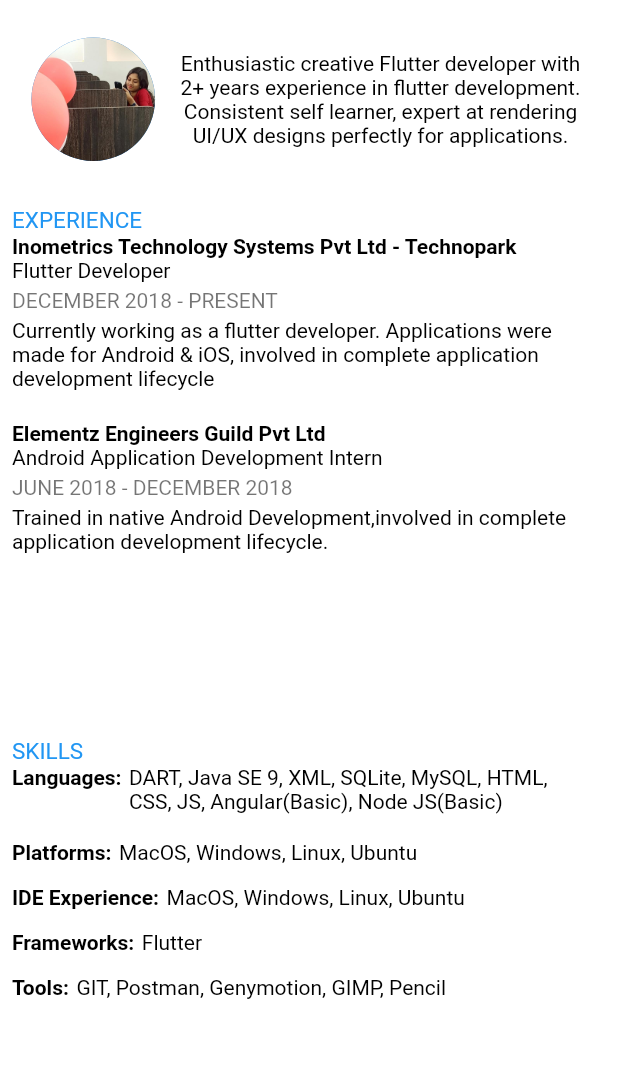
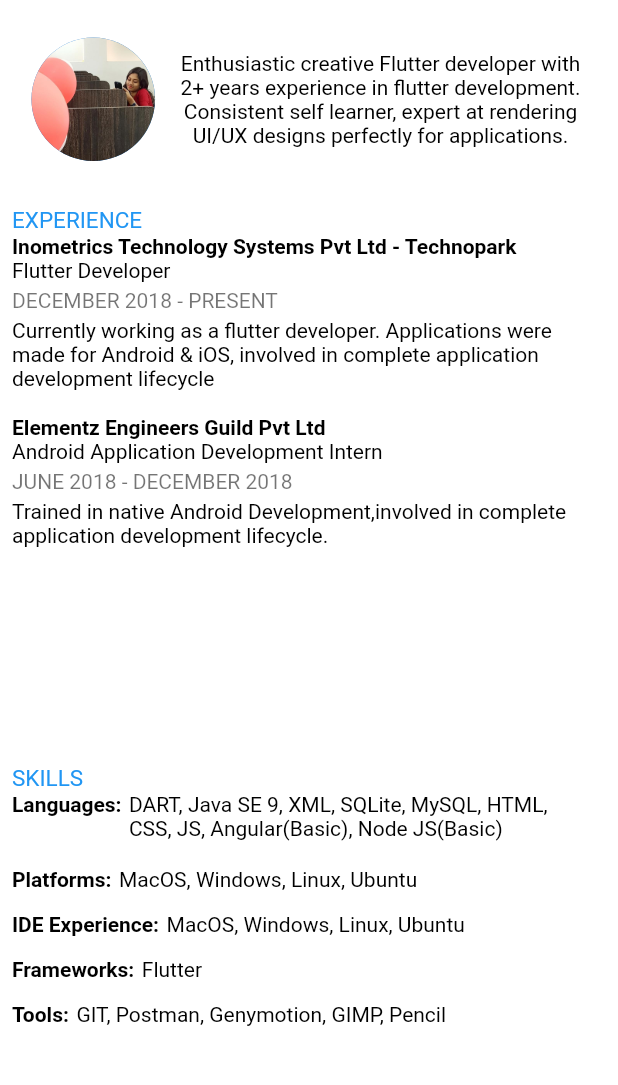
Before and after one commit to abhiramicdev/portfolio, a Flutter app: the screen it shows after launch, after a tap on "CV", on a phone screen of 412 x 824 dp, the part 62-1147 px from its top. Run offline on Flutter 3.47's test engine with Material 2 defaults, Android fonts, the phone set to English and light mode, and no system bars; our stand-ins replace google_fonts; missing offline and left inert: flutter_sinusoidals; Roboto replaces fonts that are missing (Martel).

Commit message:
chip added

```diff
--- a/lib/screens/cv_screen.dart
+++ b/lib/screens/cv_screen.dart
@@ -62,8 +62,8 @@ class CVScreen extends StatelessWidget {
                 // color: Colors.orange,
                 height: MediaQuery.of(context).size.width >
                         MediaQuery.of(context).size.height
-                    ? MediaQuery.of(context).size.height / 2.8
-                    : MediaQuery.of(context).size.height / 2.2,
+                    ? MediaQuery.of(context).size.height / 2.5
+                    : MediaQuery.of(context).size.height / 2.1,
                 width: MediaQuery.of(context).size.width,
                 child: Column(
                   crossAxisAlignment: CrossAxisAlignment.start,
@@ -103,7 +103,7 @@ class CVScreen extends StatelessWidget {
                     ),
                     Container(
                         // color: Colors.lightBlue[50],
-                        height: MediaQuery.of(context).size.height / 40),
+                        height: MediaQuery.of(context).size.height / 50),
                     SubHeading("Elementz Engineers Guild Pvt Ltd"),
                     Text(
                       "Android Application Development Intern",
@@ -135,7 +135,7 @@ class CVScreen extends StatelessWidget {
                 width: MediaQuery.of(context).size.width,
                 height: MediaQuery.of(context).size.width >
                         MediaQuery.of(context).size.height
-                    ? MediaQuery.of(context).size.height / 4.8
+                    ? MediaQuery.of(context).size.height / 3
                     : MediaQuery.of(context).size.height / 2.2,
                 child: Column(
                   crossAxisAlignment: CrossAxisAlignment.start,
--- a/lib/screens/home_screen.dart
+++ b/lib/screens/home_screen.dart
@@ -1,7 +1,6 @@
 import 'package:flutter/material.dart';
 import 'package:flutter_sinusoidals/flutter_sinusoidals.dart';
 import 'package:google_fonts/google_fonts.dart';
-// import 'package:shimmer/shimmer.dart';
 import 'package:url_launcher/url_launcher.dart';
 
 class HomeScreen extends StatefulWidget {
@@ -19,22 +18,6 @@ class _HomeScreenState extends State<HomeScreen> {
     // Color(0xFF80CAF3),
     // Colors.lightBlueAccent,
   ];
-
-// double opacity = 1.0;
-//   changeOpacity() {
-//   Future.delayed(Duration(seconds: 1), () {
-//     setState(() {
-//       opacity = opacity == 0.0 ? 1.0 : 0.0;
-//       changeOpacity();
-//     });
-//   });
-// }
-
-// @override
-//   void initState() {
-//     changeOpacity();
-//     super.initState();
-//   }
 
   @override
   Widget build(BuildContext context) {
@@ -156,7 +139,6 @@ class _HomeScreenState extends State<HomeScreen> {
                                                         .height
                                                 ? 30
                                                 : 21,
-                                            // fontWeight: FontWeight.w400,
                                           ),
                                         ),
                                       ],
@@ -168,38 +150,18 @@ class _HomeScreenState extends State<HomeScreen> {
                           );
                         },
                       ),
-                      // child: ClipPath(
-                      //   clipper: GreenClipper(),
-
-                      // ),
                     ),
                   ],
                 ),
                 Container(
                   height: MediaQuery.of(context).size.height / 5.5,
-                  // height: MediaQuery.of(context).size.width >
-                  //         MediaQuery.of(context).size.height
-                  //     ? 5.5
-                  //     : 5.6,
+
                   width: MediaQuery.of(context).size.width - 16,
                   // color: Colors.lightBlueAccent,
                   child: Center(
                     child: Column(
                       mainAxisAlignment: MainAxisAlignment.spaceBetween,
                       children: [
-                        // SizedBox(height: 10),
-                        // Text(
-                        //   "Indian, keralite with 2 years+ experience in crossplatform application development",
-                        //   textAlign: TextAlign.center,
-                        //   style: GoogleFonts.martel(
-                        //     color: Colors.black,
-                        //     fontSize: MediaQuery.of(context).size.width >
-                        //             MediaQuery.of(context).size.height
-                        //         ? 15
-                        //         : 13,
-                        //   ),
-                        // ),
-                        // ),
                         SizedBox(
                             height: MediaQuery.of(context).size.width >
                                     MediaQuery.of(context).size.height
@@ -213,8 +175,10 @@ class _HomeScreenState extends State<HomeScreen> {
                               width: MediaQuery.of(context).size.width / 3.3,
                               child: MaterialButton(
                                 onPressed: () {},
-                                child: Text(
-                                  "Design works",
+                                child: Chip(
+                                  backgroundColor: Colors.lightBlue[50],
+                                  label: Text(
+                                    "UI designs",
                                     style: GoogleFonts.martel(
                                       fontSize: MediaQuery.of(context)
                                                   .size
@@ -223,8 +187,10 @@ class _HomeScreenState extends State<HomeScreen> {
                                           ? 14
                                           : 12,
                                       color: Colors.black,
+                                      // color: Colors.blueAccent[700],
                                       letterSpacing: .1,
                                       fontWeight: FontWeight.w700,
+                                    ),
                                   ),
                                 ),
                               ),
@@ -235,11 +201,12 @@ class _HomeScreenState extends State<HomeScreen> {
                               color: Colors.black,
                             ),
                             Container(
-                              // color: Colors.lightGreen[50],
                               width: MediaQuery.of(context).size.width / 3.3,
                               child: MaterialButton(
                                 onPressed: () {},
-                                child: Text(
+                                child: Chip(
+                                  backgroundColor: Colors.lightBlue[50],
+                                  label: Text(
                                     "Apps on store",
                                     style: GoogleFonts.martel(
                                       fontSize: MediaQuery.of(context)
@@ -255,13 +222,13 @@ class _HomeScreenState extends State<HomeScreen> {
                                   ),
                                 ),
                               ),
+                            ),
                             Container(
                               height: 15,
                               width: .5,
                               color: Colors.black,
                             ),
                             Container(
-                              // color: Colors.orange[50],
                               width: MediaQuery.of(context).size.width / 5,
                               child: MaterialButton(
                                 onPressed: () {
@@ -269,13 +236,16 @@ class _HomeScreenState extends State<HomeScreen> {
                                 },
                                 child: Hero(
                                   tag: 'cv',
-                                  child: Text(
+                                  child: Chip(
+                                    backgroundColor: Colors.lightBlue[50],
+                                    label: Text(
                                       'CV',
                                       style: GoogleFonts.martel(
-                                      fontSize: MediaQuery.of(context)
+                                        fontSize:
+                                            MediaQuery.of(context).size.width >
+                                                    MediaQuery.of(context)
                                                         .size
-                                                  .width >
-                                              MediaQuery.of(context).size.height
+                                                        .height
                                                 ? 14
                                                 : 12,
                                         color: Colors.black,
@@ -286,36 +256,10 @@ class _HomeScreenState extends State<HomeScreen> {
                                   ),
                                 ),
                               ),
-                            // Container(
-                            //   height: 15,
-                            //   width: .5,
-                            //   color: Colors.black,
-                            // ),
-                            // Container(
-                            //   color: Colors.red[50],
-                            //   width: MediaQuery.of(context).size.width / 5,
-                            //   child: MaterialButton(
-                            //     onPressed: () {},
-                            //     child: Text(
-                            //       'Contact',
-                            //       style: GoogleFonts.martel(
-                            //         fontSize: MediaQuery.of(context)
-                            //                     .size
-                            //                     .width >
-                            //                 MediaQuery.of(context).size.height
-                            //             ? 14
-                            //             : 11,
-                            //         letterSpacing: .1,
-                            //         color: Colors.black,
-                            //         fontWeight: FontWeight.w700,
-                            //       ),
-                            //     ),
-                            //   ),
-                            // ),
+                            ),
                           ],
                         ),
                         Container(
-                          // width: MediaQuery.of(context).size.width * 3.16 / 4,
                           width: MediaQuery.of(context).size.width * 3.6 / 4,
                           height: .4,
                           color: Colors.black,
@@ -328,11 +272,11 @@ class _HomeScreenState extends State<HomeScreen> {
                         Text(
                           "Services",
                           style: GoogleFonts.martel(
-                            color: Colors.lightBlue,
+                            color: Colors.black,
                             fontSize: MediaQuery.of(context).size.width >
                                     MediaQuery.of(context).size.height
                                 ? 26
-                                : 16,
+                                : 20,
                             fontWeight: FontWeight.w600,
                           ),
                         ),
@@ -341,7 +285,6 @@ class _HomeScreenState extends State<HomeScreen> {
                   ),
                 ),
                 Container(
-                  // color: Colors.lightBlue[100],
                   height: MediaQuery.of(context).size.width >
                           MediaQuery.of(context).size.height
                       ? MediaQuery.of(context).size.height / 3.5
@@ -349,23 +292,13 @@ class _HomeScreenState extends State<HomeScreen> {
                   child: Center(
                     child: MediaQuery.of(context).size.width >
                             MediaQuery.of(context).size.height
-                        ?
-                        //         MediaQuery.of(context).size.heightListView(
-                        // physics: ScrollPhysics(),
-                        // scrollDirection: MediaQuery.of(context).size.width >
-                        //         MediaQuery.of(context).size.height
-                        //     ? Axis.horizontal
-                        //     : Axis.vertical,
-                        Row(
+                        ? Row(
                             mainAxisAlignment: MainAxisAlignment.spaceEvenly,
                             children: [
                               Row(
-                                // mainAxisAlignment: MainAxisAlignment.center,
-                                // crossAxisAlignment: CrossAxisAlignment.center,
                                 children: [
                                   Image.asset(
                                     'lib/assets/images/mob_deva.png',
-                                    // width: MediaQuery.of(context).size.width / 3,
                                     height: MediaQuery.of(context).size.height /
                                         4.5,
                                   ),
@@ -446,11 +379,9 @@ class _HomeScreenState extends State<HomeScreen> {
                             children: [
                               Row(
                                 mainAxisAlignment: MainAxisAlignment.center,
-                                // crossAxisAlignment: CrossAxisAlignment.center,
                                 children: [
                                   Image.asset(
                                     'lib/assets/images/mob_deva.png',
-                                    // width: MediaQuery.of(context).size.width / 3,
                                     height:
                                         MediaQuery.of(context).size.height / 5,
                                   ),
@@ -528,17 +459,14 @@ class _HomeScreenState extends State<HomeScreen> {
                 Container(
                   width: MediaQuery.of(context).size.width,
                   height: MediaQuery.of(context).size.height / 7,
-                  // color: Colors.lightGreen[100],
                   child: Center(
                     child: Column(
                       mainAxisAlignment: MainAxisAlignment.spaceBetween,
                       children: [
-                        // SizedBox(height: 10),
                         Text(
                           "Currently available for freelance works.",
                           style: GoogleFonts.martel(),
                         ),
-                        // SizedBox(height: 10),
                         SizedBox(
                           height: 40,
                           child: Row(
@@ -549,22 +477,7 @@ class _HomeScreenState extends State<HomeScreen> {
                                 heroTag: 'call',
                                 backgroundColor: Colors.white,
                                 splashColor: Colors.lightBlue[50],
-                                // onPressed: () {},
                                 onPressed: () => launch("tel://8921475913"),
-                                // onPressed: () => launch("tel://21213123123"),
-                                // _makePhoneCall('tel:$_phone');
-                                // onPressed: () => setState(() {
-                                //   _launched = _makePhoneCall('tel:$_phone');
-                                // }),
-                                // child: const Text('Make phone call'),
-
-                                // if (await canLaunch('tel:+918921475913')) {
-                                //   await launch('tel:+918921475913');
-                                // } else {
-                                //   throw 'Could not launch +918921475913';
-                                // }
-                                // await launch('+8921475913');
-                                // },
                                 label: Text(
                                   'Call',
                                   style: GoogleFonts.martel(
@@ -594,33 +507,6 @@ class _HomeScreenState extends State<HomeScreen> {
                                   color: Colors.black,
                                 ),
                               ),
-                              // FloatingActionButton.extended(
-                              //   heroTag: 'chat',
-                              //   backgroundColor: Colors.white,
-                              //   splashColor: Colors.lightBlue[50],
-                              //   onPressed: () {},
-                              //   //  onPressed: () => launch("tel://8921475913"),
-
-                              //   label: Text(
-                              //     'chat',
-                              //     style: GoogleFonts.martel(
-                              //       color: Colors.black,
-                              //     ),
-                              //   ),
-                              //   icon: Icon(
-                              //     Icons.chat,
-                              //     color: Colors.black,
-                              //   ),
-                              // ),
-                              // IconButton(icon: Icon(Icons.email_outlined), onPressed: (){},),
-
-                              //  ElevatedButton.icon(
-                              //   onPressed: () {},
-                              //   icon: Icon(Icons.email_outlined),
-                              //   label: Text(
-                              //     'Email',
-                              //   ),
-                              // ),
                             ],
                           ),
                         ),
```
Lines whose indentation alone changed are shown as unchanged.
